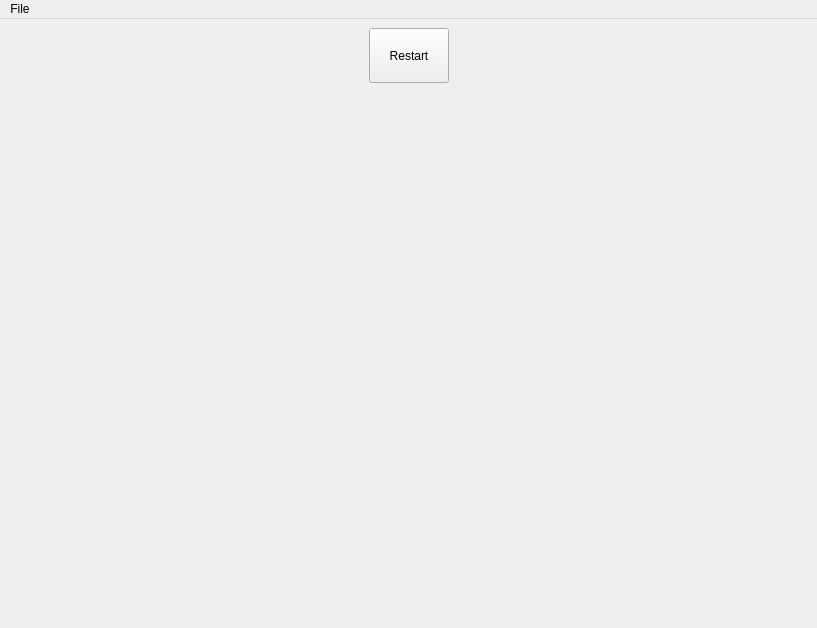
Qt form src/view/game.ui (somedude72/minesweeper) before a commit.
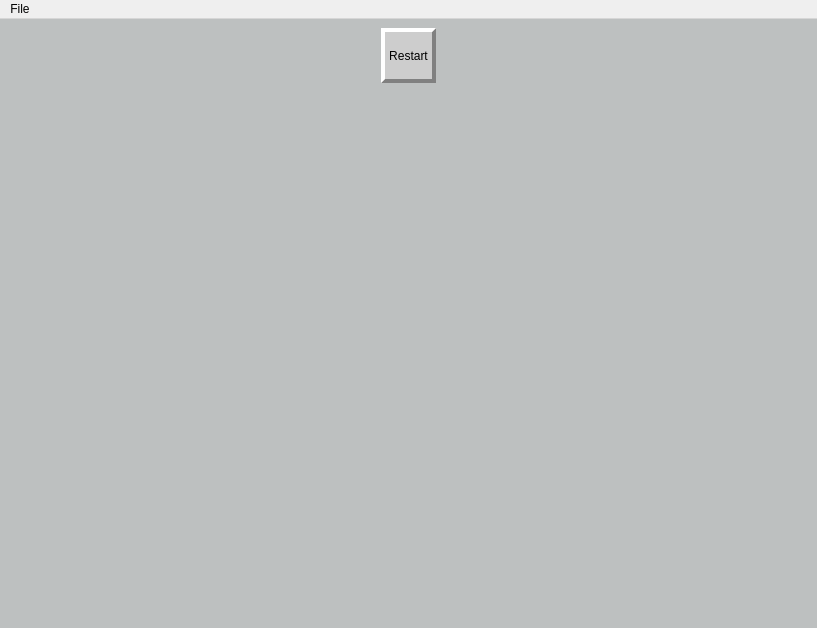
The same form after that commit.

Diff of the .ui file:
```diff
--- a/src/view/game.ui
+++ b/src/view/game.ui
@@ -11,7 +11,7 @@
    </rect>
   </property>
   <property name="sizePolicy">
-   <sizepolicy hsizetype="Minimum" vsizetype="MinimumExpanding">
+   <sizepolicy hsizetype="Minimum" vsizetype="Minimum">
     <horstretch>0</horstretch>
     <verstretch>0</verstretch>
    </sizepolicy>
@@ -27,7 +27,7 @@
     </sizepolicy>
    </property>
    <property name="styleSheet">
-    <string notr="true">view--GameWindow {
+    <string notr="true">QWidget#m_root {
 	background-color: rgb(189, 192, 192);
 }</string>
    </property>
@@ -63,6 +63,34 @@
             <height>55</height>
            </size>
           </property>
+          <property name="styleSheet">
+           <string notr="true">
+    QPushButton {
+    	border: 0px solid gray;
+    	border-right: 4px solid gray;
+        border-bottom: 4px solid gray;
+        border-top: 4px solid white;
+        border-left: 4px solid white;
+    	background-color: rgb(205, 205, 205);
+    	color: rgb(0, 0, 0);
+    }
+        
+    QPushButton:pressed {
+        border: 0px solid gray;
+    	border-right: 4px solid white;
+        border-bottom: 4px solid white;
+        border-top: 4px solid gray;
+        border-left: 4px solid gray;
+    	background-color: rgb(205, 205, 205);
+    	color: rgb(0, 0, 0);
+    }
+        
+    QPushButton:disabled {
+        border: 0.5px solid black;
+    	background-color: rgb(205, 205, 205);
+    	color: rgb(0, 0, 0);
+}</string>
+          </property>
           <property name="text">
            <string>Restart</string>
           </property>
```
Left out of the diff: 6 changed lines with no effect on the pictures.
